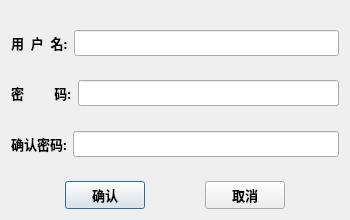
This is src/ChessClient/registerdialog.ui in orestonce/ChessGame as Qt 5 draws it before an edit. The edited form follows.
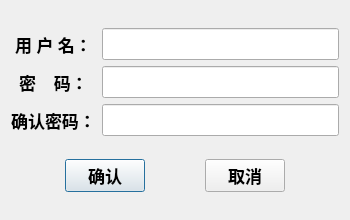
This is the edited form. Icons and pictures are not drawn.

Diff of the .ui file:
```diff
--- a/src/ChessClient/registerdialog.ui
+++ b/src/ChessClient/registerdialog.ui
@@ -35,87 +35,80 @@
   </property>
   <layout class="QVBoxLayout" name="verticalLayout">
    <item>
-    <spacer name="verticalSpacer_3">
-     <property name="orientation">
-      <enum>Qt::Vertical</enum>
-     </property>
-     <property name="sizeHint" stdset="0">
-      <size>
-       <width>20</width>
-       <height>0</height>
-      </size>
-     </property>
-    </spacer>
-   </item>
-   <item>
-    <layout class="QHBoxLayout" name="horizontalLayout">
-     <item>
+    <layout class="QGridLayout" name="gridLayout">
+     <item row="0" column="0">
       <widget class="QLabel" name="label">
+       <property name="font">
+        <font>
+         <pointsize>13</pointsize>
+        </font>
+       </property>
        <property name="text">
-        <string>用  户  名:</string>
+        <string>用 户 名：</string>
        </property>
+       <property name="alignment">
+        <set>Qt::AlignCenter</set>
+       </property>
       </widget>
      </item>
-     <item>
-      <widget class="QLineEdit" name="lineEdit_userName"/>
+     <item row="0" column="1">
+      <widget class="QLineEdit" name="lineEdit_userName">
+       <property name="font">
+        <font>
+         <pointsize>13</pointsize>
+        </font>
+       </property>
+      </widget>
      </item>
-    </layout>
-   </item>
-   <item>
-    <spacer name="verticalSpacer_2">
-     <property name="orientation">
-      <enum>Qt::Vertical</enum>
-     </property>
-     <property name="sizeHint" stdset="0">
-      <size>
-       <width>20</width>
-       <height>0</height>
-      </size>
-     </property>
-    </spacer>
-   </item>
-   <item>
-    <layout class="QHBoxLayout" name="horizontalLayout_2">
-     <item>
+     <item row="1" column="0">
       <widget class="QLabel" name="label_2">
+       <property name="font">
+        <font>
+         <pointsize>13</pointsize>
+        </font>
+       </property>
        <property name="text">
-        <string>密         码:</string>
+        <string>密    码：</string>
+       </property>
+       <property name="alignment">
+        <set>Qt::AlignCenter</set>
        </property>
       </widget>
      </item>
-     <item>
+     <item row="1" column="1">
       <widget class="QLineEdit" name="lineEdit_password1">
+       <property name="font">
+        <font>
+         <pointsize>13</pointsize>
+        </font>
+       </property>
        <property name="echoMode">
         <enum>QLineEdit::Password</enum>
        </property>
       </widget>
      </item>
-    </layout>
-   </item>
-   <item>
-    <spacer name="verticalSpacer">
-     <property name="orientation">
-      <enum>Qt::Vertical</enum>
-     </property>
-     <property name="sizeHint" stdset="0">
-      <size>
-       <width>20</width>
-       <height>0</height>
-      </size>
-     </property>
-    </spacer>
-   </item>
-   <item>
-    <layout class="QHBoxLayout" name="horizontalLayout_4">
-     <item>
+     <item row="2" column="0">
       <widget class="QLabel" name="label_3">
+       <property name="font">
+        <font>
+         <pointsize>13</pointsize>
+        </font>
+       </property>
        <property name="text">
-        <string>确认密码:</string>
+        <string>确认密码：</string>
+       </property>
+       <property name="alignment">
+        <set>Qt::AlignCenter</set>
        </property>
       </widget>
      </item>
-     <item>
+     <item row="2" column="1">
       <widget class="QLineEdit" name="lineEdit_password2">
+       <property name="font">
+        <font>
+         <pointsize>13</pointsize>
+        </font>
+       </property>
        <property name="echoMode">
         <enum>QLineEdit::Password</enum>
        </property>
@@ -124,20 +117,7 @@
     </layout>
    </item>
    <item>
-    <spacer name="verticalSpacer_4">
-     <property name="orientation">
-      <enum>Qt::Vertical</enum>
-     </property>
-     <property name="sizeHint" stdset="0">
-      <size>
-       <width>20</width>
-       <height>0</height>
-      </size>
-     </property>
-    </spacer>
-   </item>
-   <item>
-    <layout class="QHBoxLayout" name="horizontalLayout_3">
+    <layout class="QHBoxLayout" name="horizontalLayout">
      <item>
       <spacer name="horizontalSpacer_2">
        <property name="orientation">
@@ -153,6 +133,11 @@
      </item>
      <item>
       <widget class="QPushButton" name="pushButton_ok">
+       <property name="font">
+        <font>
+         <pointsize>13</pointsize>
+        </font>
+       </property>
        <property name="text">
         <string>确认</string>
        </property>
@@ -173,6 +158,11 @@
      </item>
      <item>
       <widget class="QPushButton" name="pushButton_cancel">
+       <property name="font">
+        <font>
+         <pointsize>13</pointsize>
+        </font>
+       </property>
        <property name="text">
         <string>取消</string>
        </property>
```
Left out of the diff: 8 changed lines with no effect on the pictures.
